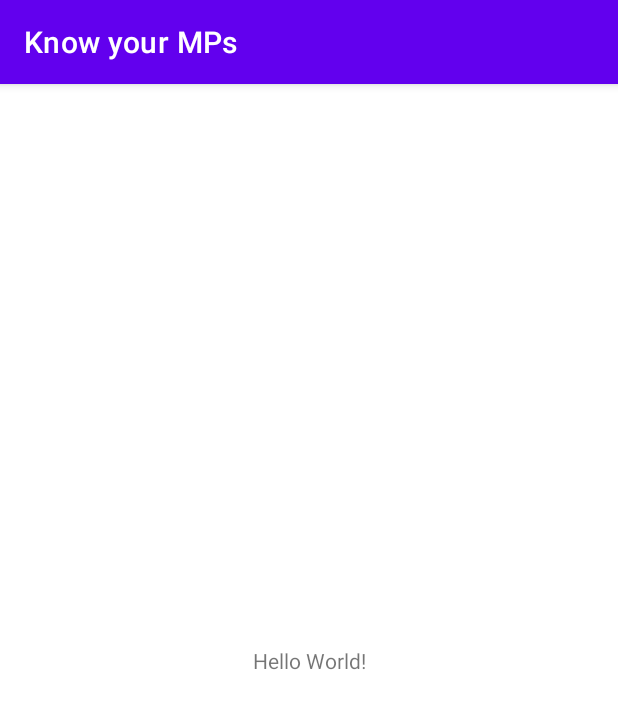
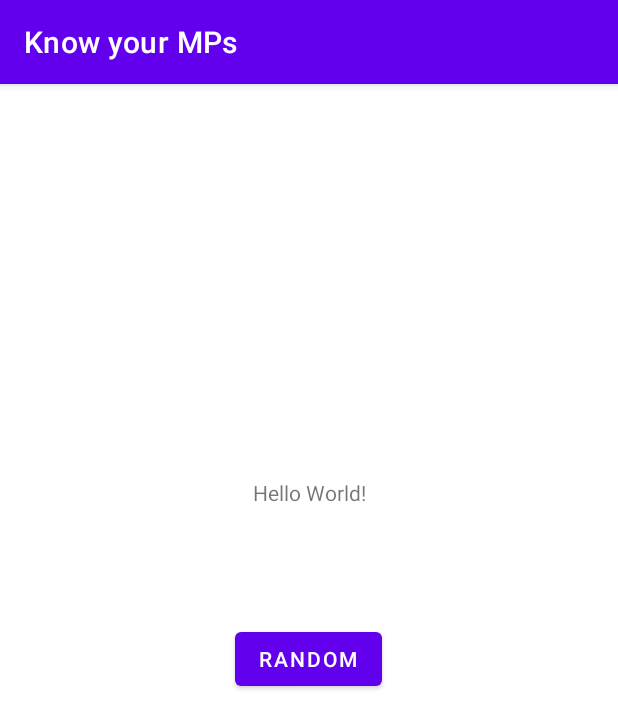
Before and after one commit to NeoAren/know-your-mps, an Android app: the screen it shows after launch (MainActivity), on a phone screen of 412 x 824 dp. Shown: the top 728 px of the screen. Run offline under Robolectric (Android 15) with nearby library versions, the phone set to English and light mode, and no system bars; our stand-ins replace data binding.

Commit message:
Set up data binding

```diff
--- a/app/build.gradle
+++ b/app/build.gradle
@@ -1,6 +1,7 @@
 plugins {
     id 'com.android.application'
     id 'kotlin-android'
+    id 'kotlin-kapt'
 }
 
 android {
@@ -22,10 +23,16 @@ android {
             proguardFiles getDefaultProguardFile('proguard-android-optimize.txt'), 'proguard-rules.pro'
         }
     }
+
+    buildFeatures {
+        dataBinding true
+    }
+
     compileOptions {
         sourceCompatibility JavaVersion.VERSION_1_8
         targetCompatibility JavaVersion.VERSION_1_8
     }
+
     kotlinOptions {
         jvmTarget = '1.8'
     }
--- a/app/src/main/java/eu/neoaren/knowyourmps/MainActivity.kt
+++ b/app/src/main/java/eu/neoaren/knowyourmps/MainActivity.kt
@@ -2,10 +2,21 @@ package eu.neoaren.knowyourmps
 
 import androidx.appcompat.app.AppCompatActivity
 import android.os.Bundle
+import androidx.databinding.DataBindingUtil
+import eu.neoaren.knowyourmps.databinding.ActivityMainBinding
 
 class MainActivity : AppCompatActivity() {
+
+  private lateinit var binding: ActivityMainBinding
+
   override fun onCreate(savedInstanceState: Bundle?) {
     super.onCreate(savedInstanceState)
-    setContentView(R.layout.activity_main)
+    binding = DataBindingUtil.setContentView(this, R.layout.activity_main)
+
+    binding.random.setOnClickListener {
+      binding.text.text = (1..100).random().toString()
+    }
+
   }
+
 }
--- a/app/src/main/res/layout/activity_main.xml
+++ b/app/src/main/res/layout/activity_main.xml
@@ -1,18 +1,34 @@
 <?xml version="1.0" encoding="utf-8"?>
-<androidx.constraintlayout.widget.ConstraintLayout xmlns:android="http://schemas.android.com/apk/res/android"
+<layout xmlns:android="http://schemas.android.com/apk/res/android"
     xmlns:app="http://schemas.android.com/apk/res-auto"
-    xmlns:tools="http://schemas.android.com/tools"
+    xmlns:tools="http://schemas.android.com/tools">
+    <androidx.constraintlayout.widget.ConstraintLayout
         android:layout_width="match_parent"
         android:layout_height="match_parent"
         tools:context=".MainActivity">
 
         <TextView
+            android:id="@+id/text"
             android:layout_width="wrap_content"
             android:layout_height="wrap_content"
             android:text="Hello World!"
             app:layout_constraintBottom_toBottomOf="parent"
             app:layout_constraintLeft_toLeftOf="parent"
             app:layout_constraintRight_toRightOf="parent"
-        app:layout_constraintTop_toTopOf="parent" />
+            app:layout_constraintTop_toTopOf="parent"
+            app:layout_constraintVertical_bias="0.351" />
+
+        <Button
+            android:id="@+id/random"
+            android:layout_width="wrap_content"
+            android:layout_height="wrap_content"
+            android:text="Random"
+            app:layout_constraintBottom_toBottomOf="parent"
+            app:layout_constraintEnd_toEndOf="parent"
+            app:layout_constraintHorizontal_bias="0.498"
+            app:layout_constraintStart_toStartOf="parent"
+            app:layout_constraintTop_toTopOf="parent"
+            app:layout_constraintVertical_bias="0.499" />
 
     </androidx.constraintlayout.widget.ConstraintLayout>
+</layout>
```
Lines whose indentation alone changed are shown as unchanged.
